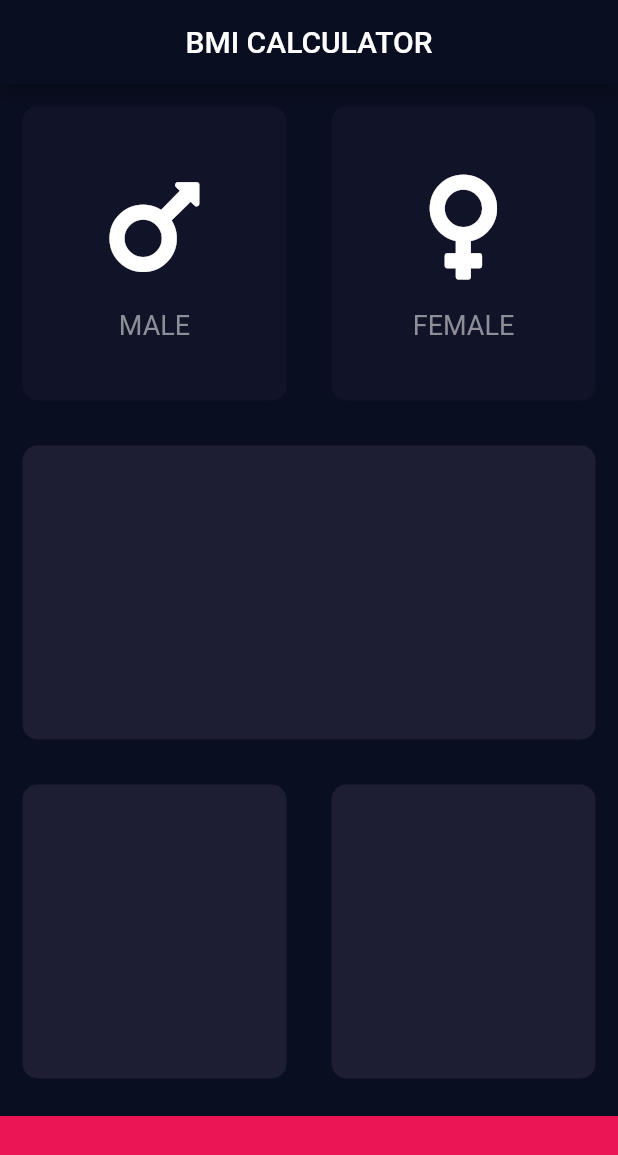
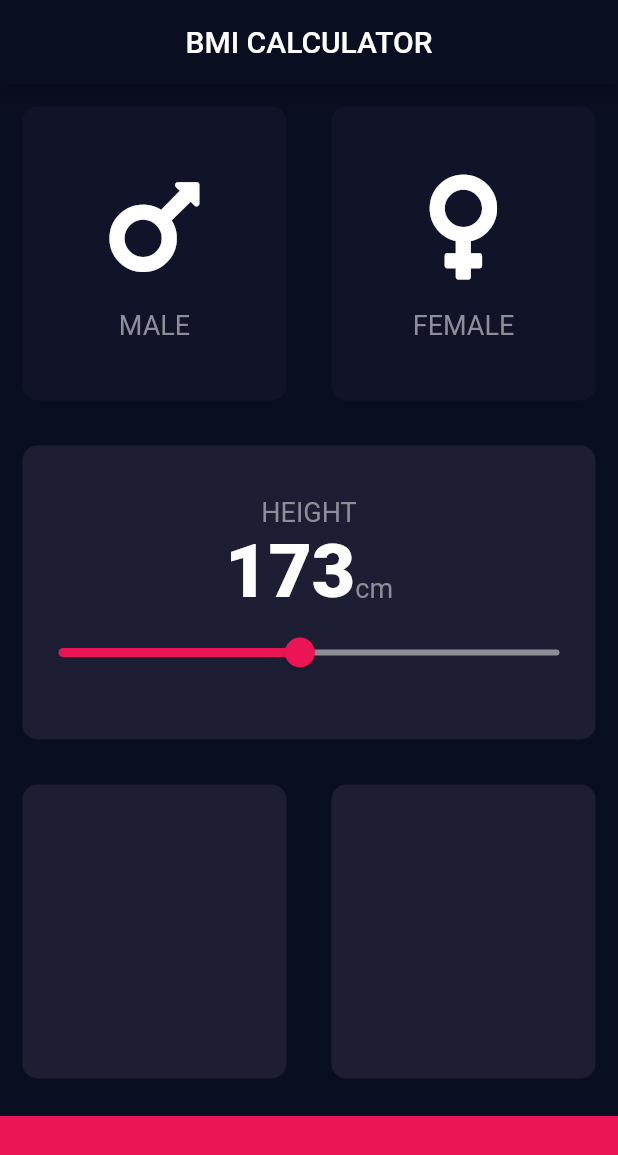
Before and after one commit to nayots/flutter_course, a Flutter app: the screen it shows after launch, on a phone screen of 412 x 824 dp. Shown: the top 1155 px of the screen. Run offline on Flutter 3.47's test engine with Material 2 defaults, Android fonts, the phone set to English and light mode, and no system bars; our stand-ins replace audioplayers, font_awesome_flutter, rflutter_alert.

Commit message:
📦 NEW: refactors and adds slider

```diff
--- /dev/null
+++ b/bmi_calculator/lib/constants.dart
@@ -0,0 +1,22 @@
+import 'package:flutter/material.dart';
+
+const kBottomContainerHeight = 80.0;
+const kActiveCardColor = Color(0xFF1D1E33);
+const kInactiveCardColor = Color(0xFF111328);
+const kBottomContainerColor = Color(0xFFEB1555);
+
+const kLabelTextStyle = TextStyle(
+  fontSize: 18.0,
+  color: Color(0xFF8D8E98),
+);
+
+const kNumberTextStyle = TextStyle(
+  fontSize: 50.0,
+  fontWeight: FontWeight.w900,
+);
+
+const double kMinHeight = 120.0;
+const double kMaxHeight = 230.0;
+
+const Color kActiveSliderColor = Color(0xFFEB1555);
+const Color kInactiveSliderColor = Color(0xFF8D8E98);
--- a/bmi_calculator/lib/icon_content.dart
+++ b/bmi_calculator/lib/icon_content.dart
@@ -1,9 +1,6 @@
 import 'package:flutter/material.dart';
 
-const labelTextStyle = TextStyle(
-  fontSize: 18.0,
-  color: Color(0xFF8D8E98),
-);
+import 'constants.dart';
 
 class IconContent extends StatelessWidget {
   final IconData icon;
@@ -25,7 +22,7 @@ class IconContent extends StatelessWidget {
         ),
         Text(
           this.label,
-          style: labelTextStyle,
+          style: kLabelTextStyle,
         )
       ],
     );
--- a/bmi_calculator/lib/input_page.dart
+++ b/bmi_calculator/lib/input_page.dart
@@ -1,14 +1,10 @@
 import 'package:flutter/material.dart';
 import 'package:font_awesome_flutter/font_awesome_flutter.dart';
 
+import 'constants.dart';
 import 'gender.dart';
 import 'icon_content.dart';
 import 'reusable_card.dart';
-
-const bottomContainerHeight = 80.0;
-const activeCardColor = Color(0xFF1D1E33);
-const inactiveCardColor = Color(0xFF111328);
-const bottomContainerColor = Color(0xFFEB1555);
 
 class InputPage extends StatefulWidget {
   @override
@@ -17,6 +13,7 @@ class InputPage extends StatefulWidget {
 
 class _InputPageState extends State<InputPage> {
   Gender selectedGender = Gender.None;
+  int height = 173;
 
   @override
   Widget build(BuildContext context) {
@@ -25,12 +22,13 @@ class _InputPageState extends State<InputPage> {
           title: Center(child: Text('BMI CALCULATOR')),
         ),
         body: Column(
+          crossAxisAlignment: CrossAxisAlignment.stretch,
           children: <Widget>[
             Expanded(
                 child: Row(
               children: <Widget>[
                 Expanded(
-                  child: GestureDetector(
+                  child: ReusableCard(
                     onTap: () {
                       setState(() {
                         selectedGender = selectedGender == Gender.Male
@@ -38,17 +36,15 @@ class _InputPageState extends State<InputPage> {
                             : Gender.Male;
                       });
                     },
-                    child: ReusableCard(
-                      color: selectedGender == Gender.Male
-                          ? activeCardColor
-                          : inactiveCardColor,
-                      cardChild: IconContent(
-                          icon: FontAwesomeIcons.mars, label: 'MALE'),
-                    ),
+                    color: selectedGender == Gender.Male
+                        ? kActiveCardColor
+                        : kInactiveCardColor,
+                    cardChild:
+                        IconContent(icon: FontAwesomeIcons.mars, label: 'MALE'),
                   ),
                 ),
                 Expanded(
-                  child: GestureDetector(
+                  child: ReusableCard(
                     onTap: () {
                       setState(() {
                         selectedGender = selectedGender == Gender.Female
@@ -56,20 +52,54 @@ class _InputPageState extends State<InputPage> {
                             : Gender.Female;
                       });
                     },
-                    child: ReusableCard(
-                      color: selectedGender == Gender.Female
-                          ? activeCardColor
-                          : inactiveCardColor,
-                      cardChild: IconContent(
-                          icon: FontAwesomeIcons.venus, label: 'FEMALE'),
-                    ),
+                    color: selectedGender == Gender.Female
+                        ? kActiveCardColor
+                        : kInactiveCardColor,
+                    cardChild: IconContent(
+                        icon: FontAwesomeIcons.venus, label: 'FEMALE'),
                   ),
                 )
               ],
             )),
             Expanded(
               child: ReusableCard(
-                color: activeCardColor,
+                color: kActiveCardColor,
+                cardChild: Column(
+                  mainAxisAlignment: MainAxisAlignment.center,
+                  children: <Widget>[
+                    Text(
+                      'HEIGHT',
+                      style: kLabelTextStyle,
+                    ),
+                    Row(
+                      mainAxisAlignment: MainAxisAlignment.center,
+                      crossAxisAlignment: CrossAxisAlignment.baseline,
+                      textBaseline: TextBaseline.alphabetic,
+                      children: <Widget>[
+                        Text(
+                          height.toString(),
+                          style: kNumberTextStyle,
+                        ),
+                        Text(
+                          'cm',
+                          style: kLabelTextStyle,
+                        ),
+                      ],
+                    ),
+                    Slider(
+                      value: height.toDouble(),
+                      min: kMinHeight,
+                      max: kMaxHeight,
+                      activeColor: kActiveSliderColor,
+                      inactiveColor: kInactiveSliderColor,
+                      onChanged: (double value) {
+                        setState(() {
+                          height = value.round();
+                        });
+                      },
+                    ),
+                  ],
+                ),
               ),
             ),
             Expanded(
@@ -77,21 +107,21 @@ class _InputPageState extends State<InputPage> {
               children: <Widget>[
                 Expanded(
                   child: ReusableCard(
-                    color: activeCardColor,
+                    color: kActiveCardColor,
                   ),
                 ),
                 Expanded(
                   child: ReusableCard(
-                    color: activeCardColor,
+                    color: kActiveCardColor,
                   ),
                 )
               ],
             )),
             Container(
-              color: bottomContainerColor,
+              color: kBottomContainerColor,
               margin: EdgeInsets.only(top: 10.0),
               width: double.infinity,
-              height: bottomContainerHeight,
+              height: kBottomContainerHeight,
             ),
           ],
         ));
--- a/bmi_calculator/lib/reusable_card.dart
+++ b/bmi_calculator/lib/reusable_card.dart
@@ -1,19 +1,23 @@
 import 'package:flutter/material.dart';
 
 class ReusableCard extends StatelessWidget {
-  ReusableCard({@required this.color, this.cardChild});
+  ReusableCard({@required this.color, this.cardChild, this.onTap});
 
   final Color color;
   final Widget cardChild;
+  final Function onTap;
 
   @override
   Widget build(BuildContext context) {
-    return Container(
-      child: this.cardChild,
-      margin: EdgeInsets.all(15.0),
-      decoration: BoxDecoration(
-        color: this.color,
-        borderRadius: BorderRadius.circular(10.0),
+    return GestureDetector(
+      onTap: this.onTap,
+      child: Container(
+        child: this.cardChild,
+        margin: EdgeInsets.all(15.0),
+        decoration: BoxDecoration(
+          color: this.color,
+          borderRadius: BorderRadius.circular(10.0),
+        ),
       ),
     );
   }
```
